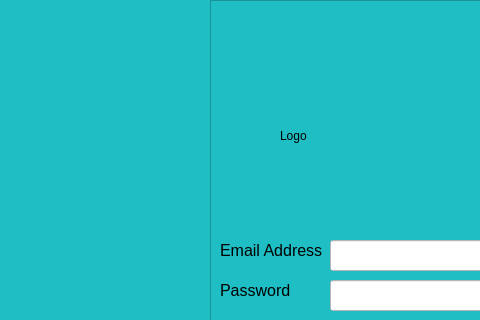
This is Workspace/Task-Reminder-Management-System/loginwindow.ui in hvlhasanka/UOP_SE_Y3S1-SOFT336SL_CROSS_PLATFORM_DEVELOPMENT_IN_C_Plus_Plus as Qt 5 draws it before an edit; both pictures show x 180 to 660 and y 0 to 320 of the 790 by 518 pixel window. The edited form follows.
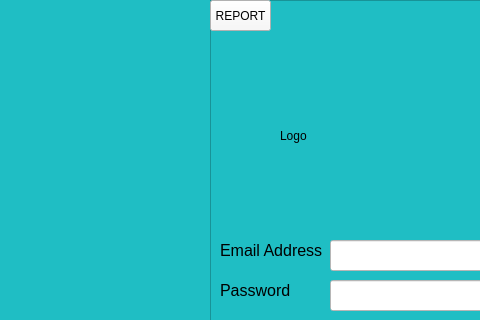
This is the edited form. Icons and pictures are not drawn.

What changed in the file:
```diff
--- a/Workspace/Task-Reminder-Management-System/loginwindow.ui
+++ b/Workspace/Task-Reminder-Management-System/loginwindow.ui
@@ -269,6 +269,28 @@
       <string>REPORT</string>
      </property>
     </widget>
+    <widget class="QPushButton" name="report_pushButton_2">
+     <property name="geometry">
+      <rect>
+       <x>0</x>
+       <y>0</y>
+       <width>61</width>
+       <height>31</height>
+      </rect>
+     </property>
+     <property name="font">
+      <font>
+       <family>Segoe UI</family>
+       <pointsize>9</pointsize>
+      </font>
+     </property>
+     <property name="styleSheet">
+      <string notr="true">background-color: rgb(248, 248, 248);</string>
+     </property>
+     <property name="text">
+      <string>REPORT</string>
+     </property>
+    </widget>
    </widget>
   </widget>
   <widget class="QMenuBar" name="menubar">
```
